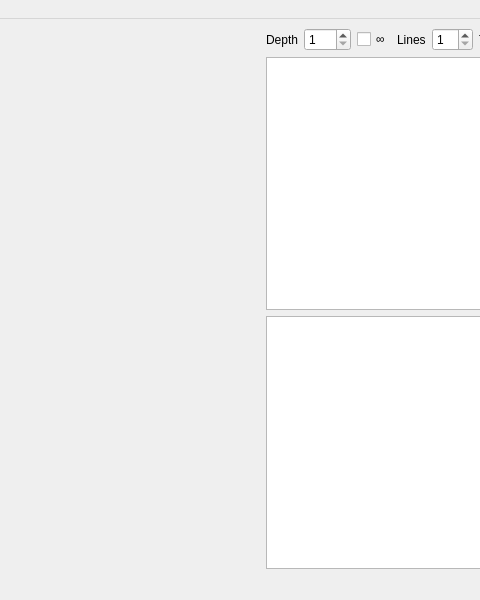
The window that forms/mainwindow.ui (jLantxa/Chess) describes before a commit, drawn with Qt 5; both pictures show x 329 to 809 and y 0 to 600 of the 1000 by 600 pixel window.
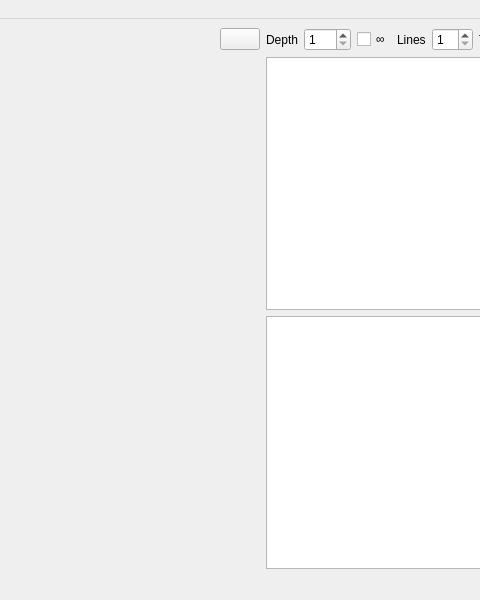
The same window after the commit. Custom widgets are drawn as their Qt base class.

Commit message: Add rotate button

What changed in the file:
```diff
--- a/forms/mainwindow.ui
+++ b/forms/mainwindow.ui
@@ -59,6 +59,33 @@
      </widget>
     </item>
     <item row="0" column="1">
+     <layout class="QVBoxLayout" name="gameControlsLayout">
+      <item>
+       <widget class="QPushButton" name="bRotateBoard">
+        <property name="toolTip">
+         <string>&lt;html&gt;&lt;head/&gt;&lt;body&gt;&lt;p&gt;Rotate board.&lt;/p&gt;&lt;/body&gt;&lt;/html&gt;</string>
+        </property>
+        <property name="text">
+         <string/>
+        </property>
+       </widget>
+      </item>
+      <item>
+       <spacer name="verticalSpacer">
+        <property name="orientation">
+         <enum>Qt::Vertical</enum>
+        </property>
+        <property name="sizeHint" stdset="0">
+         <size>
+          <width>20</width>
+          <height>40</height>
+         </size>
+        </property>
+       </spacer>
+      </item>
+     </layout>
+    </item>
+    <item row="0" column="2">
      <layout class="QVBoxLayout" name="verticalLayout">
       <property name="sizeConstraint">
        <enum>QLayout::SetFixedSize</enum>
```
Left out of the diff: 62 changed lines with no effect on the pictures. The commit also changes 5 other files.
